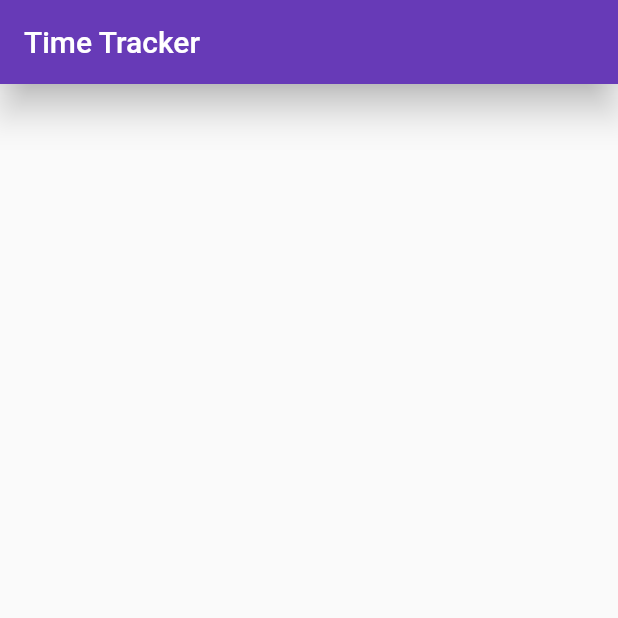
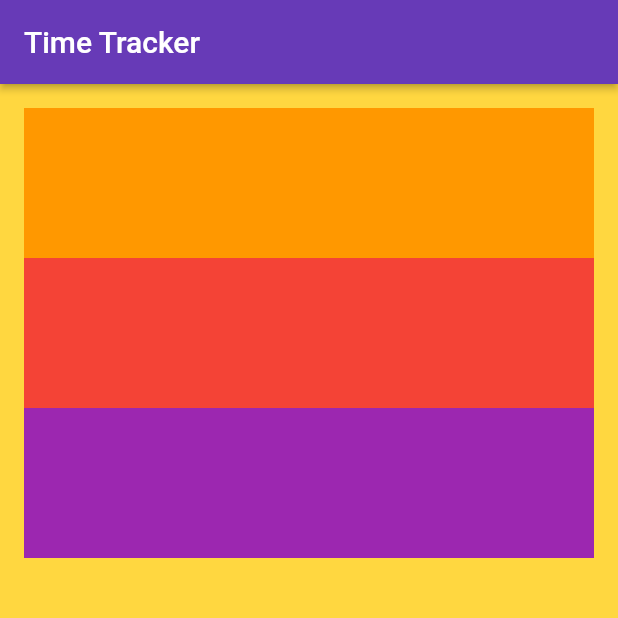
Before and after one commit to Nithu96/flutter_time_tracker, a Flutter app: the screen it shows after launch, on a phone screen of 412 x 824 dp, the top half of it. Run offline on Flutter 3.47's test engine with Material 2 defaults, Android fonts, the phone set to English and light mode, and no system bars.

Commit message:
add column

```diff
--- a/lib/app/sign_in/sign_in_page.dart
+++ b/lib/app/sign_in/sign_in_page.dart
@@ -1,12 +1,43 @@
 import 'package:flutter/material.dart';
 
-class SignInPage extends StatelessWidget{
+class SignInPage extends StatelessWidget {
   @override
-  Widget build(BuildContext context){
+  Widget build(BuildContext context) {
     return Scaffold(
       appBar: AppBar(
         title: Text('Time Tracker'),
-        elevation: 10.0,
+        elevation: 2.0,
+      ),
+      body: _buildContent(),
+    );
+  }
+
+  Container _buildContent() {
+    return Container(
+      padding: EdgeInsets.all(16.0),
+      color: Colors.amberAccent,
+      child: Column(
+        crossAxisAlignment: CrossAxisAlignment.stretch,
+        children: <Widget>[
+          Container(
+            color: Colors.orange,
+            child: SizedBox(
+              height: 100.0,
+            ),
+          ),
+          Container(
+            color: Colors.red,
+            child: SizedBox(
+              height: 100.0,
+            ),
+          ),
+          Container(
+            color: Colors.purple,
+            child: SizedBox(
+              height: 100.0,
+            ),
+          )
+        ],
       ),
     );
   }
```
